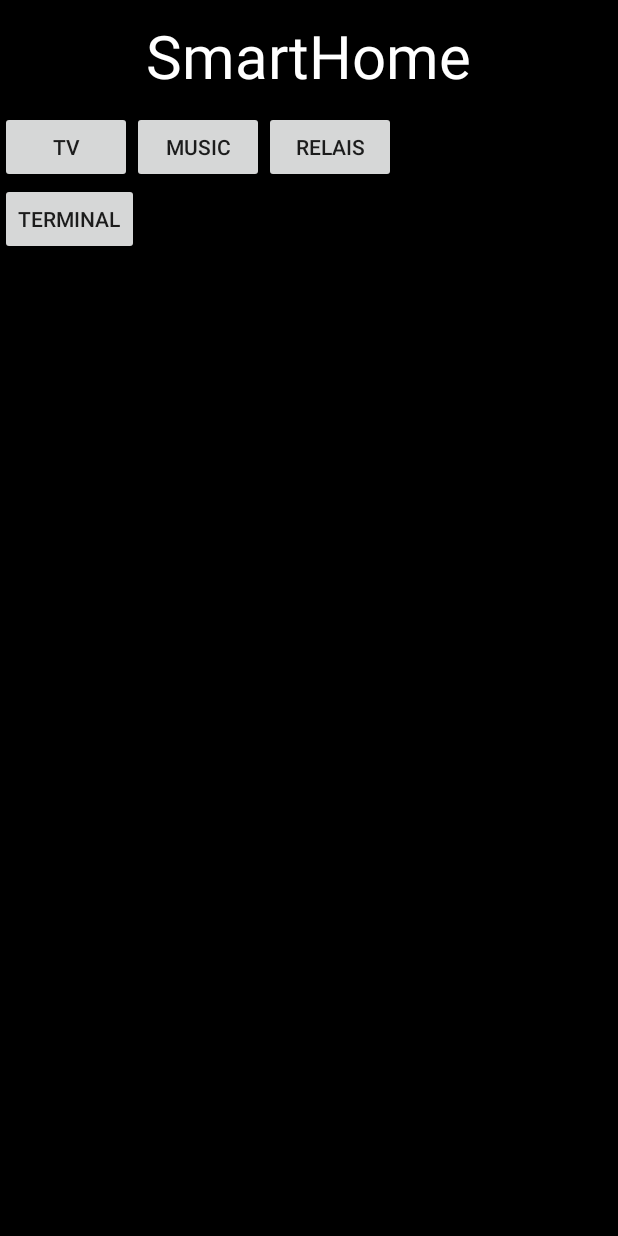
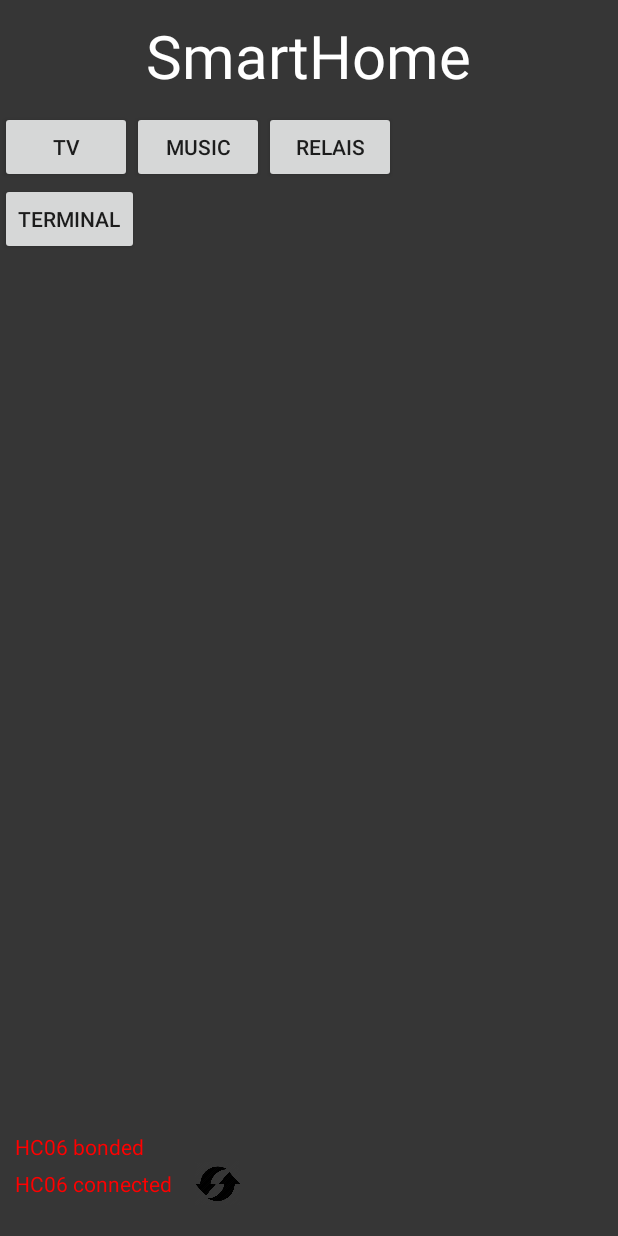
Before and after one commit to BastiK437/Smarthome_App, an Android app: the layout activity_main.xml on its own in the app's theme, with its tools: preview values and no code run, on a phone screen of 412 x 824 dp. Run offline under Robolectric (Android 15) with nearby library versions, the phone set to English and light mode, and no system bars.

```diff
--- a/app/src/main/res/layout/activity_main.xml
+++ b/app/src/main/res/layout/activity_main.xml
@@ -1,12 +1,16 @@
 <?xml version="1.0" encoding="utf-8"?>
-<LinearLayout
+<RelativeLayout
     xmlns:android="http://schemas.android.com/apk/res/android"
     xmlns:tools="http://schemas.android.com/tools"
-    android:orientation="vertical"
     android:layout_width="match_parent"
     android:layout_height="match_parent"
     tools:context=".MainActivity"
-    android:background="@color/black">
+    android:background="@color/grey">
+
+    <LinearLayout
+        android:layout_width="match_parent"
+        android:layout_height="match_parent"
+        android:orientation="vertical">
 
         <TextView
             android:layout_width="wrap_content"
@@ -56,3 +60,48 @@
         </LinearLayout>
 
     </LinearLayout>
+
+
+
+
+    <TextView
+        android:id="@+id/bt_bonded_text_main_menu"
+        android:layout_width="wrap_content"
+        android:layout_height="wrap_content"
+        android:text="HC06 bonded"
+        android:textColor="@color/red"
+        android:layout_alignParentLeft="true"
+        android:layout_alignBottom="@id/connected_layout_main_menu"
+        android:layout_marginLeft="10dp"
+        android:layout_marginBottom="30dp"/>
+
+    <LinearLayout
+        android:id="@+id/connected_layout_main_menu"
+        android:layout_width="wrap_content"
+        android:layout_height="wrap_content"
+        android:orientation="horizontal"
+        android:layout_marginLeft="10dp"
+        android:layout_marginBottom="20dp"
+        android:layout_alignParentLeft="true"
+        android:layout_alignParentBottom="true">
+
+        <TextView
+            android:id="@+id/bt_connected_text_main_menu"
+            android:layout_width="wrap_content"
+            android:layout_height="wrap_content"
+            android:text="HC06 connected"
+            android:textColor="@color/red"
+            />
+
+        <Button
+            android:id="@+id/reload_main_menu_button"
+            android:layout_width="30dp"
+            android:layout_height="30dp"
+            android:background="@drawable/reload"
+            android:layout_alignRight="@id/bt_connected_text"
+            android:layout_alignParentBottom="true"
+            android:layout_marginLeft="15dp"
+            />
+    </LinearLayout>
+
+</RelativeLayout>
```
Also changed, not shown: app/src/main/java/com/example/smarthomecontrol/BT_Connect.java (+4 -27 lines), app/src/main/java/com/example/smarthomecontrol/Bluetooth.java (+12 -1 lines), app/src/main/java/com/example/smarthomecontrol/MainActivity.java (+17 -4 lines), app/src/main/java/com/example/smarthomecontrol/MusicControl.java (+9 -13 lines), app/src/main/res/layout/music_control.xml (+2 -27 lines), 1 other file. Lines whose indentation alone changed are shown as unchanged.
